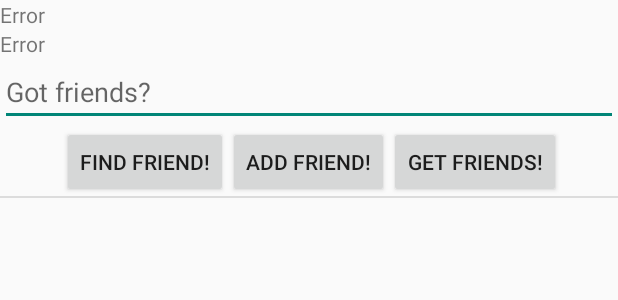
After one commit to every821/mobile-shop-android-cs2340, an Android app: the layout activity_view_friends_list.xml on its own in the app's theme, with its tools: preview values and no code run, on a phone screen of 412 x 824 dp. The commit adds this screen. Shown: the top 300 px of the screen. Run offline under Robolectric (Android 15) with nearby library versions, the phone set to English and light mode, and no system bars.

Commit message:
Register page works, added a Main page, working on View Friends page

```diff
--- a/app/build.gradle
+++ b/app/build.gradle
@@ -22,4 +22,5 @@ android {
 dependencies {
     compile fileTree(dir: 'libs', include: ['*.jar'])
     compile 'com.android.support:appcompat-v7:21.0.3'
+    compile 'com.google.android.gms:play-services:6.5.87'
 }
--- a/app/src/main/res/layout/activity_register.xml
+++ b/app/src/main/res/layout/activity_register.xml
@@ -27,6 +27,7 @@
        android:background="@color/primary_material_light"
        android:layout_below="@id/REGISTER_VIEW_HORIZONTALDIVIDER">
         <EditText
+            android:inputType="textPersonName"
             android:layout_marginLeft="30dp"
             android:layout_marginRight="30dp"
             android:layout_marginTop="15dp"
--- /dev/null
+++ b/app/src/main/res/layout/activity_view_friends_list.xml
@@ -0,0 +1,59 @@
+<RelativeLayout xmlns:android="http://schemas.android.com/apk/res/android"
+    xmlns:tools="http://schemas.android.com/tools"
+    android:layout_width="match_parent"
+    android:layout_height="match_parent"
+    tools:context="com.example.shopwithfriends.Main" >
+
+    <TextView
+        android:id="@+id/VIEWFRIENDSLIST_TEXTVIEW_TEXT1"
+        android:layout_width="wrap_content"
+        android:layout_height="wrap_content"
+        android:text="Error"/>
+    <TextView
+        android:id="@+id/VIEWFRIENDSLIST_TEXTVIEW_TEXT2"
+        android:layout_below="@id/VIEWFRIENDSLIST_TEXTVIEW_TEXT1"
+        android:layout_width="wrap_content"
+        android:layout_height="wrap_content"
+        android:text="Error"/>
+
+    <EditText
+        android:layout_width="match_parent"
+        android:layout_height="wrap_content"
+        android:id="@+id/VIEWFRIENDSLIST_EDITTEXT_ADDFRIEND"
+        android:hint="Got friends?"
+        android:layout_below="@id/VIEWFRIENDSLIST_TEXTVIEW_TEXT2"/>
+
+    <Button
+        android:layout_width="wrap_content"
+        android:layout_height="wrap_content"
+        android:id="@+id/VIEWFRIENDSLIST_BUTTON_ADDFRIEND"
+        android:text="Add friend!"
+        android:layout_centerHorizontal="true"
+        android:layout_below="@id/VIEWFRIENDSLIST_EDITTEXT_ADDFRIEND"/>
+    <Button
+        android:layout_width="wrap_content"
+        android:layout_height="wrap_content"
+        android:id="@+id/VIEWFRIENDSLIST_BUTTON_GETFRIENDS"
+        android:text="Get friends!"
+        android:layout_centerHorizontal="true"
+        android:layout_toRightOf="@id/VIEWFRIENDSLIST_BUTTON_ADDFRIEND"
+        android:layout_alignTop="@id/VIEWFRIENDSLIST_BUTTON_ADDFRIEND"/>
+    <Button
+        android:layout_width="wrap_content"
+        android:layout_height="wrap_content"
+        android:id="@+id/VIEWFRIENDSLIST_BUTTON_FINDFRIEND"
+        android:text="Find friend!"
+        android:layout_centerHorizontal="true"
+        android:layout_toLeftOf="@id/VIEWFRIENDSLIST_BUTTON_ADDFRIEND"
+        android:layout_alignTop="@id/VIEWFRIENDSLIST_BUTTON_ADDFRIEND"/>
+
+    <ListView
+        android:layout_width="match_parent"
+        android:layout_height="match_parent"
+        android:id="@+id/VIEWFRIENDSLIST_LISTVIEW_FRIENDS"
+        android:layout_below="@id/VIEWFRIENDSLIST_BUTTON_GETFRIENDS"/>
+
+    <View style="@style/hdivider"
+        android:layout_above="@id/VIEWFRIENDSLIST_LISTVIEW_FRIENDS"/>
+
+</RelativeLayout>
--- a/app/src/main/res/menu/menu_main.xml
+++ b/app/src/main/res/menu/menu_main.xml
@@ -1,6 +1,6 @@
 <menu xmlns:android="http://schemas.android.com/apk/res/android"
     xmlns:app="http://schemas.android.com/apk/res-auto"
     xmlns:tools="http://schemas.android.com/tools" tools:context=".MainActivity">
-    <item android:id="@+id/action_settings" android:title="@string/action_settings"
-        android:orderInCategory="100" app:showAsAction="never" />
+    <item android:id="@+id/action_map" android:title="Map" android:icon="@drawable/ic_action_map"
+        android:orderInCategory="200" app:showAsAction="always" />
 </menu>
--- a/app/src/main/res/values/strings.xml
+++ b/app/src/main/res/values/strings.xml
@@ -8,5 +8,6 @@
     <string name="title_activity_main_activity2">MainActivity2</string>
     <string name="title_activity_register">Register</string>
     <string name="title_activity_welcome">Welcome</string>
+    <string name="title_activity_view_friends_list">ViewFriendsList</string>
 
 </resources>
```
Also changed, not shown: app/src/main/AndroidManifest.xml (+17 -0 lines), app/src/main/res/drawable/buttonshape.xml (+14 -0 lines), app/src/main/res/drawable/edittext.xml (+7 -4 lines), app/src/main/res/layout/activity_main.xml (+75 -16 lines), app/src/main/res/layout/friends_list_item.xml (added, +10 -0 lines), app/src/main/res/menu/menu_view_friends_list.xml (added, +7 -0 lines), app/src/main/res/values/colors.xml (+31 -1 lines), 1 other file.
